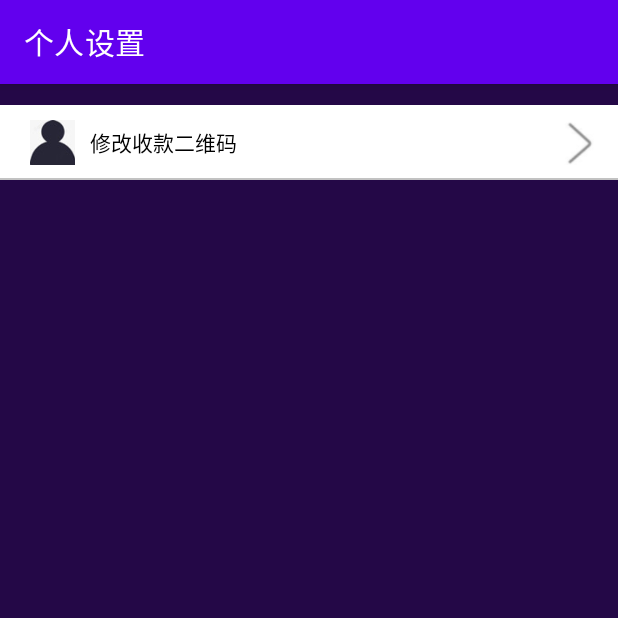
After one commit to lawrence75/btcapp, an Android app: the PcActivity screen opened directly, with no data from a screen before it, on a phone screen of 412 x 824 dp, the top half of it. The commit adds this screen. Run offline under Robolectric (Android 15) with nearby library versions, the phone set to English and light mode, and no system bars.

Commit message:
gcm业务修改

```diff
--- /dev/null
+++ b/app/src/main/java/com/btc/application/myapplication/PcActivity.java
@@ -0,0 +1,19 @@
+package com.btc.application.myapplication;
+
+import android.os.Bundle;
+
+import androidx.appcompat.app.AppCompatActivity;
+import androidx.appcompat.widget.Toolbar;
+
+public class PcActivity extends AppCompatActivity {
+
+    @Override
+    protected void onCreate(Bundle savedInstanceState) {
+        super.onCreate(savedInstanceState);
+        setContentView(R.layout.activity_pc);
+        Toolbar toolbar = findViewById(R.id.toolbar);
+        setSupportActionBar(toolbar);
+
+
+    }
+}
--- /dev/null
+++ b/app/src/main/java/com/btc/application/ui/extend/ModCollectionQRCodeItemView.java
@@ -0,0 +1,60 @@
+package com.btc.application.ui.extend;
+
+import static android.content.Context.MODE_PRIVATE;
+
+import android.annotation.SuppressLint;
+import android.content.Context;
+import android.content.Intent;
+import android.content.SharedPreferences;
+import android.content.res.TypedArray;
+import android.util.AttributeSet;
+import android.view.LayoutInflater;
+import android.view.View;
+import android.widget.ImageView;
+import android.widget.RelativeLayout;
+import android.widget.TextView;
+
+import com.btc.application.myapplication.ModCollectionQRCodeActivity;
+import com.btc.application.myapplication.PcActivity;
+import com.btc.application.myapplication.R;
+
+/**
+ * 自定义个人中心选项控件
+ */
+public class ModCollectionQRCodeItemView extends RelativeLayout {
+    private TextView data;
+
+    public ModCollectionQRCodeItemView(final Context context, AttributeSet attrs){
+        super(context, attrs);
+        LayoutInflater.from(context).inflate(R.layout.item_personal_menu, this);
+        @SuppressLint("CustomViewStyleable") TypedArray typedArray = context.obtainStyledAttributes(attrs, R.styleable.PersonaltemView);
+
+        ImageView icon = findViewById(R.id.icon);
+        ImageView more = findViewById(R.id.more);
+        ImageView line = findViewById(R.id.line);
+        TextView name = findViewById(R.id.name);
+
+        icon.setImageDrawable(typedArray.getDrawable(R.styleable.PersonaltemView_icon));
+        name.setText(typedArray.getText(R.styleable.PersonaltemView_name));
+
+        if (typedArray.getBoolean(R.styleable.PersonaltemView_show_more, false)){
+            more.setVisibility(VISIBLE);
+        }
+        if (typedArray.getBoolean(R.styleable.PersonaltemView_show_line, false)){
+            line.setVisibility(VISIBLE);
+        }
+        typedArray.recycle();
+
+        name.setOnClickListener(new OnClickListener() {
+            @Override
+            public void onClick(View v) {
+                context.startActivity(new Intent(context, ModCollectionQRCodeActivity.class));
+            }
+        });
+    }
+
+    // 提供设置控件的描述数据
+    public void setData(String data){
+        this.data.setText(data);
+    }
+}
--- a/app/src/main/java/com/btc/application/util/HttpUtils.java
+++ b/app/src/main/java/com/btc/application/util/HttpUtils.java
@@ -15,8 +15,8 @@ import java.net.URL;
 public class HttpUtils {
 //    public static String apiUrl = "http://10.255.8.44:8080/btc/";
 //    public static String apiUrl = "http://10.168.31.33:8080/btc/";
-//    public static String apiUrl = "http://192.168.0.104:8080/btc/";
-    public static String apiUrl = "http://8.136.237.10:8080/btc/";
+    public static String apiUrl = "http://192.168.0.103:8080/btc/";
+//    public static String apiUrl = "http://8.136.237.10:8080/btc/";
 
     public static String sendJsonPost(String Json, String method) {
         String result = "";
--- /dev/null
+++ b/app/src/main/res/layout/activity_pc.xml
@@ -0,0 +1,43 @@
+<?xml version="1.0" encoding="utf-8"?>
+<androidx.coordinatorlayout.widget.CoordinatorLayout xmlns:android="http://schemas.android.com/apk/res/android"
+    xmlns:app="http://schemas.android.com/apk/res-auto"
+    xmlns:tools="http://schemas.android.com/tools"
+    android:layout_width="match_parent"
+    android:layout_height="match_parent"
+    android:background="@drawable/background"
+    tools:context=".PcActivity">
+
+    <com.google.android.material.appbar.AppBarLayout
+        android:layout_width="match_parent"
+        android:layout_height="wrap_content"
+        android:theme="@style/Theme.MyApplication.AppBarOverlay">
+
+        <androidx.appcompat.widget.Toolbar
+            android:id="@+id/toolbar"
+            android:layout_width="match_parent"
+            android:layout_height="?attr/actionBarSize"
+            android:background="?attr/colorPrimary"
+            app:popupTheme="@style/Theme.MyApplication.PopupOverlay" />
+
+    </com.google.android.material.appbar.AppBarLayout>
+
+    <RelativeLayout xmlns:android="http://schemas.android.com/apk/res/android"
+        xmlns:tools="http://schemas.android.com/tools"
+        android:id="@+id/RelativeLayout1"
+        android:layout_width="match_parent"
+        android:layout_height="match_parent" >
+
+        <com.btc.application.ui.extend.ModCollectionQRCodeItemView
+            android:id="@+id/item_modpwd"
+            android:layout_width="match_parent"
+            android:layout_height="50dp"
+            android:background="#fff"
+            android:layout_marginTop="70dp"
+            app:icon="@drawable/icon_modheadphoto"
+            app:name="@string/title_modCollectionQRCode"
+            app:show_line="true"
+            app:show_more="true" />
+
+    </RelativeLayout>
+
+</androidx.coordinatorlayout.widget.CoordinatorLayout>
--- a/app/src/main/res/values/strings.xml
+++ b/app/src/main/res/values/strings.xml
@@ -47,6 +47,7 @@
     <string name="title_mygroup">我的社群</string>
     <string name="title_coming_soon">敬请期待</string>
     <string name="title_modpwd">修改登录密码</string>
+    <string name="title_modCollectionQRCode">修改收款二维码</string>
     <string name="title_2ndsetpwd">二级密码设置</string>
     <!-- Strings used for fragments for navigation -->
     <string name="first_fragment_label">First Fragment</string>
@@ -62,4 +63,6 @@
     <string name="hello_first_fragment">Hello first fragment</string>
     <string name="hello_second_fragment">Hello second fragment. Arg: %1$s</string>
     <string name="title_activity_sc">安全中心</string>
+    <string name="title_activity_pc">个人设置</string>
+    <string name="title_activity_mod_collection_QRcode">修改收款二维码</string>
 </resources>
```
Also changed, not shown: app/src/main/AndroidManifest.xml (+8 -0 lines), app/src/main/java/com/btc/application/myapplication/ModCollectionQRCodeActivity.java (added, +83 -0 lines), app/src/main/java/com/btc/application/myapplication/ScActivity.java (+0 -14 lines), app/src/main/java/com/btc/application/ui/extend/ExtendsFragment.java (+0 -13 lines), app/src/main/java/com/btc/application/ui/extend/PersonalItemView.java (+12 -0 lines), app/src/main/res/drawable/icon_modheadphoto.jpg (added), 1 other file.
